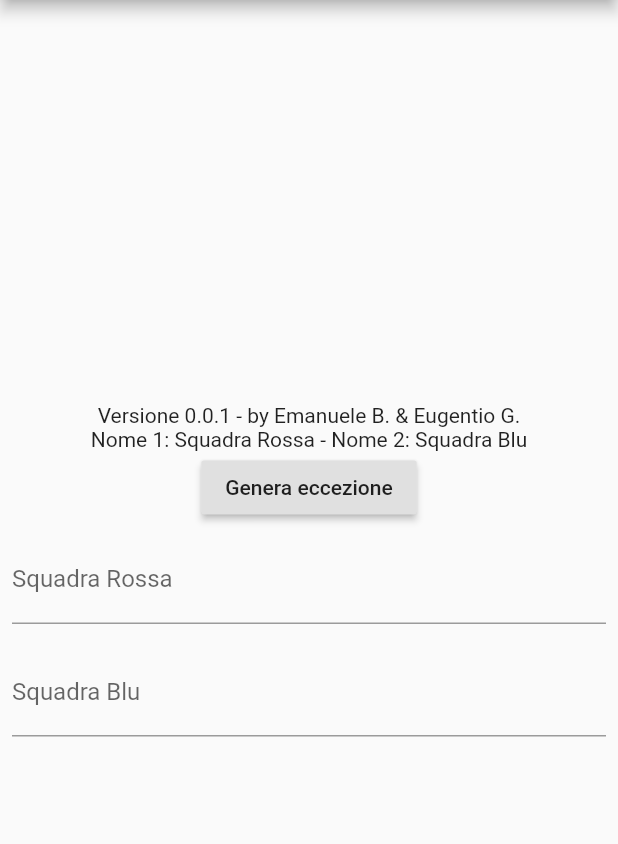
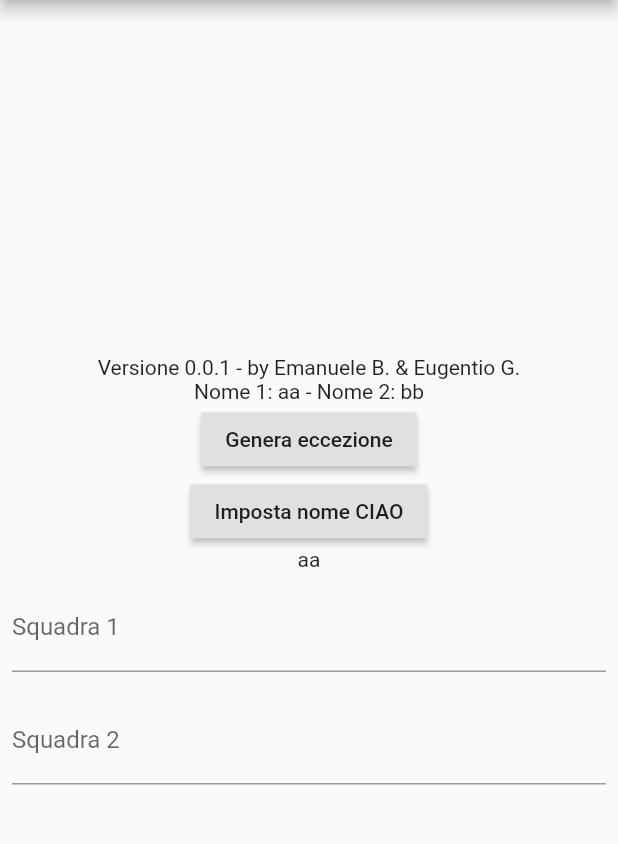
Before and after one commit to BertoleroEmanuele/Flutter-Example, a Flutter app: the screen it shows after launch, after a tap on the "settings" icon, on a phone screen of 412 x 824 dp, the part 84-928 px from its top. Run offline on Flutter 3.47's test engine with Material 2 defaults, Android fonts, the phone set to English and light mode, and no system bars; our stand-ins replace device_info, sentry.

Commit message:
Scoped Model

```diff
--- a/lib/main.dart
+++ b/lib/main.dart
@@ -2,17 +2,31 @@ import 'package:flutter/material.dart';
 import 'package:flutter/foundation.dart';
 import 'package:sentry/sentry.dart';
 import 'package:device_info/device_info.dart';
+import 'package:scoped_model/scoped_model.dart';
 import 'dart:io' show Platform;
 
-void main() => runApp(MyApp());
+void main() {
+  runApp(MyApp(
+    model: CounterModel(),
+  ));
+}
 
 class MyApp extends StatelessWidget {
+  final CounterModel model;
+  const MyApp({Key key, @required this.model}) : super(key: key);
+
   @override
   Widget build(BuildContext context) {
-    return MaterialApp(
+    return ScopedModel<CounterModel>(
+        model: model,
+        child: MaterialApp(
       title: 'Flutter Demo',
-      theme: ThemeData(primarySwatch: Colors.amber,),
+      theme: ThemeData(
+        primarySwatch: Colors.amber,
+      ),
+
       home: FirstRoute(title: 'Segna punti'),
+    ),
     );
   }
 }
@@ -133,7 +147,7 @@ class _FirstRouteState extends State<FirstRoute> {
                                         Center(
                                           child: Padding(
                                             padding: const EdgeInsets.all(2.0),
-                                            child: _SquadraRossa(),
+                                            child: Text(CounterModel()._squadraRossa, style: TextStyle(fontSize: 18, color: Colors.grey[700])),
                                           ),
                                         ),
                                       ]
@@ -166,7 +180,7 @@ class _FirstRouteState extends State<FirstRoute> {
                                         Center(
                                           child: Padding(
                                             padding: const EdgeInsets.all(2.0),
-                                            child: _SquadraBlu(),
+                                            child: Text(CounterModel()._squadraBlu, style: TextStyle(fontSize: 18, color: Colors.grey[700])),
                                           ),
                                         ),
                                       ]
@@ -207,6 +221,9 @@ class _FirstRouteState extends State<FirstRoute> {
                   ),
                 ],
               ),
+
+              //CombinedWidget(),
+               ShowWidget(),
             ],
           ),
         ),
@@ -230,19 +247,21 @@ class SecondRoute extends StatefulWidget  {
 }
 
 class SecondRouteState  extends State<SecondRoute> implements Exception{
-  String _squadraRossa = "Squadra Rossa";
-  String _squadraBlu = "Squadra Blu";
+  String _nomeUno = CounterModel()._squadraRossa;
+  String _nomeDue = CounterModel()._squadraBlu;
 
   TextEditingController _nomeUnoController = TextEditingController();
   TextEditingController _nomeDueController = TextEditingController();
 
   void _updateNomeUno(String value) {
-    setState(() {_squadraRossa = value;});
+    setState(() {_nomeUno = value;
+    CounterModel().updateNameBlu(value);});
 
 
   }
   void _updateNomeDue(String value) {
-    setState(() {_squadraBlu = value;});
+    setState(() {_nomeDue = value;
+    CounterModel().updateNameRossa(value);});
   }
 
   @override
@@ -253,8 +272,11 @@ class SecondRouteState  extends State<SecondRoute> implements Exception{
           icon: Icon(Icons.arrow_back),
           tooltip: 'Navigation menu',
           onPressed: () {
-            Navigator.pop(context);
+    Navigator
+        .of(context)
+        .push(MaterialPageRoute(builder: (context) => FirstRoute()));
     },
+          //},
         ),
         title: Text("Impostazioni"),
       ),
@@ -265,18 +287,19 @@ class SecondRouteState  extends State<SecondRoute> implements Exception{
             crossAxisAlignment: CrossAxisAlignment.center,
             children: <Widget>[
               Text("Versione 0.0.1 - by Emanuele B. & Eugentio G."),
-                Text("Nome 1: $_squadraRossa - Nome 2: $_squadraBlu"),
+              Text("Nome 1: $_nomeUno - Nome 2: $_nomeDue"),
               RaisedButton(
                 onPressed: _debug,
                 child: Text('Genera eccezione'),
               ),
+            SettingWidget(),
               Padding(
                 padding: const EdgeInsets.all(8.0),
                 child: TextField(
                     controller: _nomeUnoController,
                     onSubmitted: _updateNomeUno,
                     decoration: InputDecoration(
-                        labelText: 'Squadra Rossa'),
+                    labelText: 'Squadra 1'),
                 ),
               ),
               Padding(
@@ -285,7 +308,7 @@ class SecondRouteState  extends State<SecondRoute> implements Exception{
                   controller: _nomeDueController,
                   onSubmitted: _updateNomeDue,
                     decoration: InputDecoration(
-                        labelText: 'Squadra Blu'),
+                    labelText: 'Squadra 2'),
             ),
               ),
 
@@ -321,34 +344,90 @@ class SecondRouteState  extends State<SecondRoute> implements Exception{
   }
 }
 
-class _SquadraRossa extends StatelessWidget {
+class CounterModel extends Model  {
+  String _squadraRossa ="aa";
+  String _squadraBlu ="bb";
 
+  String get nomeUno => _squadraRossa;
+  String get nomeDue => _squadraBlu;
+
+  void updateNameRossa(String value) {
+    // First, increment the counter
+    _squadraRossa = value;
+
+    // Then notify all the listeners.
+   // notifyListeners();
+  }
+
+  void updateNameBlu(String value) {
+    // First, increment the counter
+    _squadraBlu = value;
+
+    // Then notify all the listeners.
+  //  notifyListeners();
+  }
+
+  void updateTest() {
+    // First, increment the counter
+    _squadraBlu = "CIAO";
+    _squadraRossa = "CIAO";
+
+    // Then notify all the listeners.
+    notifyListeners();
+  }
+}
+
+class ShowWidget extends StatelessWidget {
   @override
   Widget build(BuildContext context) {
-    return Center(
-        child: Column(
-            mainAxisAlignment: MainAxisAlignment.center,
-            children: <Widget>[
-              Text(SecondRouteState()._squadraRossa,
-                  style: TextStyle(fontSize: 18, color: Colors.grey[700])),
-            ]
-        )
+    return ScopedModel<CounterModel>(
+        model: new CounterModel(),
+        child: new Column(children: [
+          new ScopedModelDescendant<CounterModel>(
+            rebuildOnChange: true,
+            builder: (context, child, model) => new Text('${model.nomeUno}'),
+          ),
+        ])
     );
   }
 }
 
-class _SquadraBlu extends StatelessWidget {
-
+/**class CombinedWidget extends StatelessWidget {
   @override
   Widget build(BuildContext context) {
-    return Center(
-        child: Column(
-            mainAxisAlignment: MainAxisAlignment.center,
+    return
+    ScopedModelDescendant<CounterModel>(
+        rebuildOnChange: true,
+      builder: (context, child, model) => new Text('${model.nomeUno}'),
+    );
+
+  }
+}*/
+
+class SettingWidget extends StatelessWidget {
+  @override
+  Widget build(BuildContext context) {
+    return new ScopedModel<CounterModel>(
+        model: new CounterModel(),
+        child: new Column(children: [
+          new ScopedModelDescendant<CounterModel>(
+              rebuildOnChange: true,
+            builder: (context, child, model){
+              return
+                new Column(
                     children: <Widget>[
-              Text(SecondRouteState()._squadraBlu,
-                  style: TextStyle(fontSize: 18, color: Colors.grey[700])),
+                    RaisedButton(
+                    onPressed:() => model.updateTest(),
+              child: Text(
+              'Imposta nome CIAO',
+              )),
+                      new Text('${model.nomeUno}')
                       ]
-        )
+                );
+
+            }
+          ),
+        ])
     );
   }
 }
```
Lines whose indentation alone changed are shown as unchanged.
